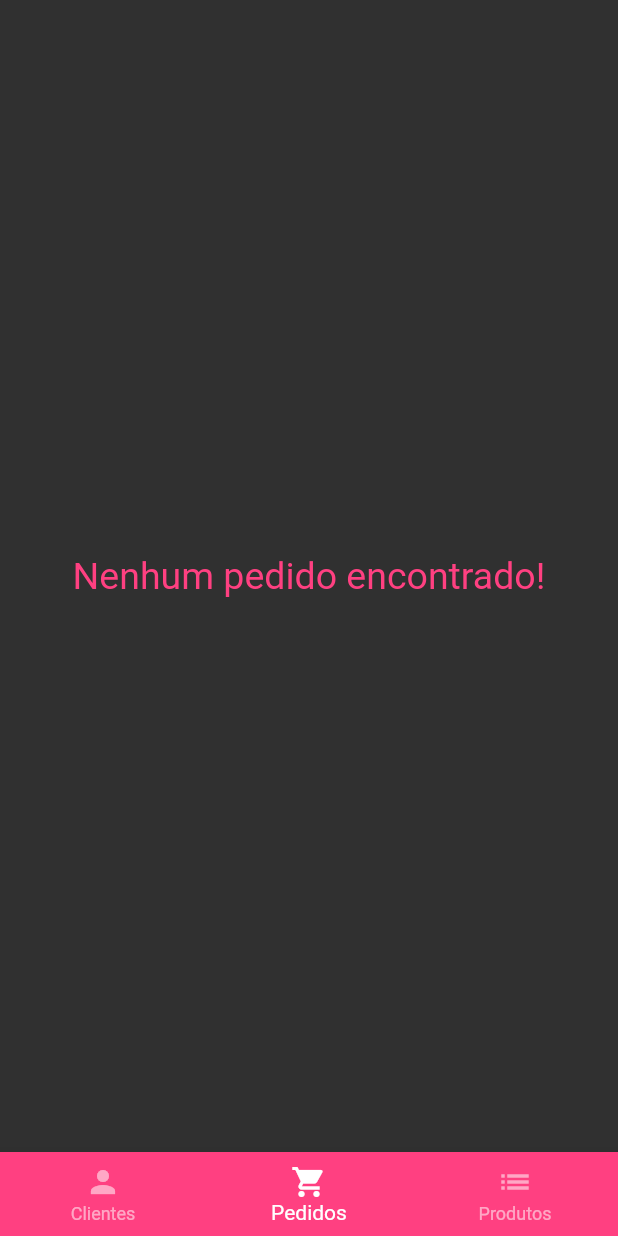
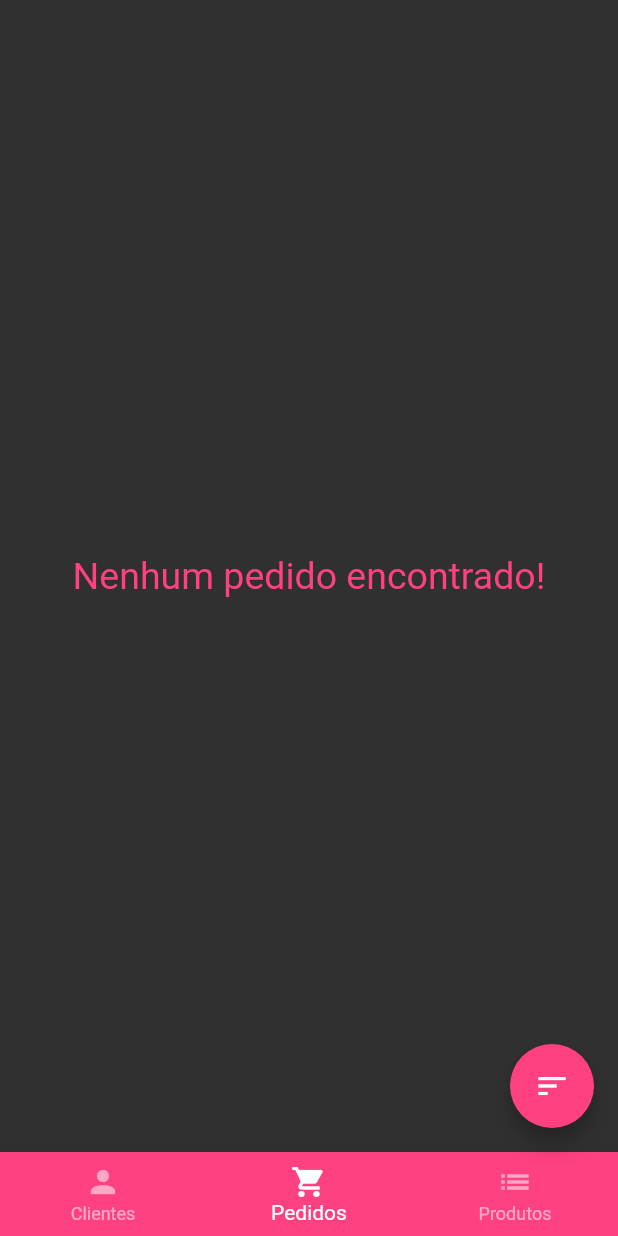
Before and after one commit to gabrielpereira3/gerente_loja, a Flutter app: the screen it shows once a user with an empty profile is signed in, swiped to page 2, on a phone screen of 412 x 824 dp. Run offline on Flutter 3.47's test engine with Material 2 defaults, Android fonts, the phone set to English and light mode, and no system bars; drawn by our look-alikes of flutter_speed_dial; our stand-ins replace cloud_firestore, firebase_auth, firebase_core, flutter_bloc, rxdart, shimmer; accounts and stored records are empty.

Commit message:
Ordenação dos pedidos implementada, porém a tela não atualiza NAO SEI PORQUE

```diff
--- a/lib/screens/home_screen.dart
+++ b/lib/screens/home_screen.dart
@@ -1,5 +1,6 @@
 import 'package:flutter_bloc/flutter_bloc.dart';
 import 'package:flutter/material.dart';
+import 'package:flutter_speed_dial/flutter_speed_dial.dart';
 import 'package:gerente_loja/tabs/users_tab.dart';
 import '../blocs/orders_bloc.dart';
 import '../blocs/user_bloc.dart';
@@ -70,8 +71,10 @@ class _HomeScreenState extends State<HomeScreen> {
       ),
       body: SafeArea(
         child: BlocProvider(
+          lazy: false,
           create: (_) => UserBloc(),
           child: BlocProvider(
+            lazy: false,
             create: (_) => OrdersBloc(),
               child: PageView(
                 controller: _pageController,
@@ -91,6 +94,51 @@ class _HomeScreenState extends State<HomeScreen> {
           ),
         ),
       ),
+      floatingActionButton: _buildFloating(),
     );
   }
+
+  Widget? _buildFloating() {
+    switch (_page) {
+      case 0:
+        return null;
+      case 1:
+        return SpeedDial(
+          backgroundColor: Colors.pinkAccent,
+          overlayOpacity: 0.4,
+          overlayColor: Colors.black,
+          children: [
+            SpeedDialChild(
+              child: const Icon(
+                Icons.arrow_downward,
+                color: Colors.pinkAccent,
+              ),
+              backgroundColor: Colors.white,
+              label: "Concluídos abaixo",
+              labelStyle: const TextStyle(fontSize: 14),
+              onTap: () {
+                _ordersBloc!.setOrderCriteria(SortCriteria.readyLast);
+                setState(() {});
+              },
+            ),
+            SpeedDialChild(
+              child: const Icon(
+                Icons.arrow_upward,
+                color: Colors.pinkAccent,
+              ),
+              backgroundColor: Colors.white,
+              label: "Concluídos acima",
+              labelStyle: const TextStyle(fontSize: 14),
+              onTap: () {
+                _ordersBloc!.setOrderCriteria(SortCriteria.readyFirst);
+                setState(() {});
+              },
+            ),
+          ],
+          child: const Icon(Icons.sort),
+        );
+      default:
+        return Container();
     }
+  }
+}
```
Also changed, not shown: lib/blocs/orders_bloc.dart (+45 -1 lines), lib/widgets/order_header.dart (+4 -4 lines). Lines whose indentation alone changed are shown as unchanged.
